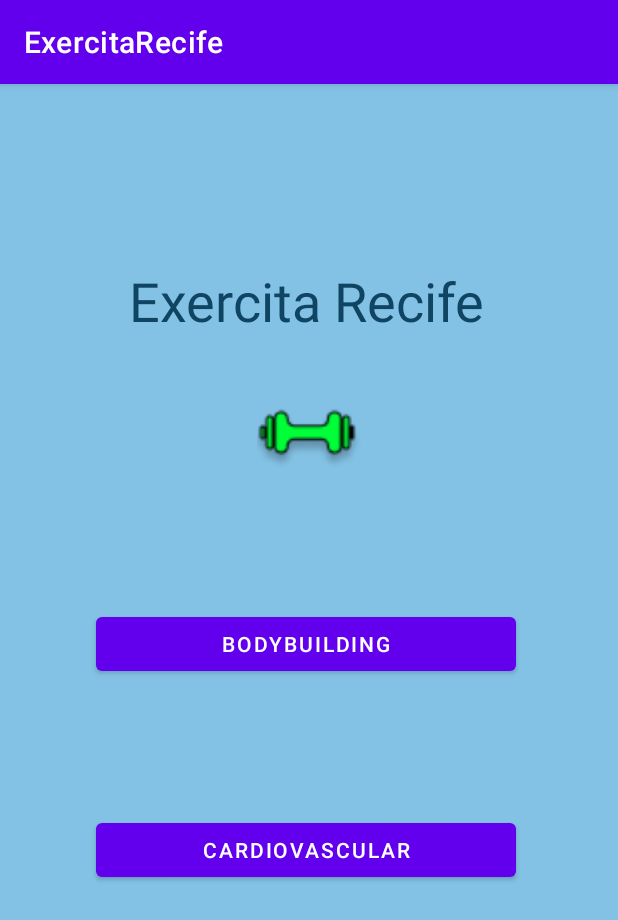
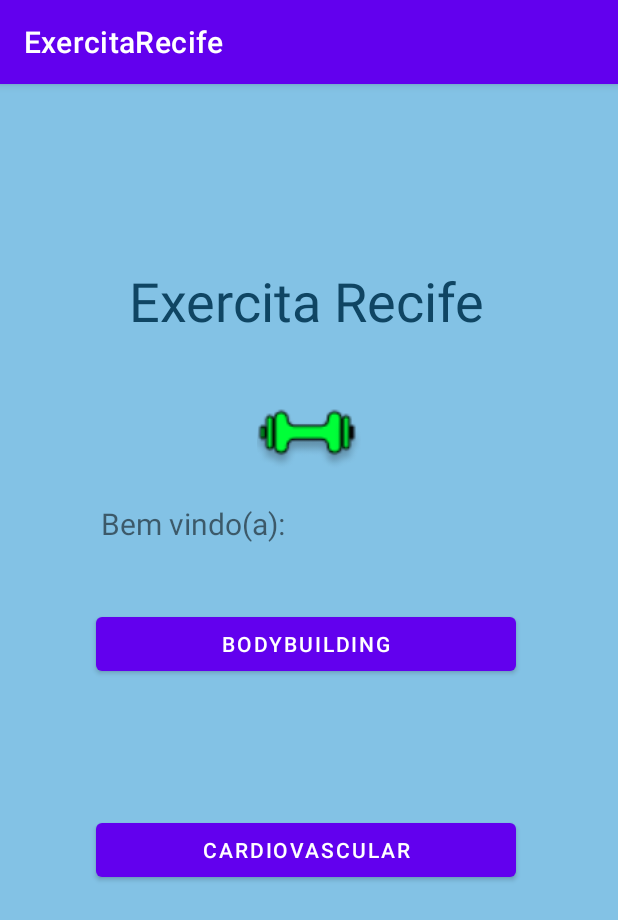
Before and after one commit to LucasRibSa/ExercitaRecife, an Android app: the MenuActivity screen opened directly, with no data from a screen before it, on a phone screen of 412 x 824 dp. Shown: the top 920 px of the screen. Run offline under Robolectric (Android 15) with nearby library versions, the phone set to English and light mode, and no system bars.

Commit message:
atualizando o projeto

```diff
--- a/app/src/main/java/com/example/exercitarecife/MenuActivity.kt
+++ b/app/src/main/java/com/example/exercitarecife/MenuActivity.kt
@@ -11,6 +11,11 @@ class MenuActivity : AppCompatActivity() {
         binding = ActivityMenuBinding.inflate(layoutInflater)
         setContentView(binding.root)
 
+        val usuarioNome =binding.msgUsuario
+        val nome = intent.getStringExtra("nome")
+        if (usuarioNome != null) {
+            usuarioNome.text = nome
+        }
         val bodybuildingButton = binding.bodybuildingButton
         bodybuildingButton.setOnClickListener {
             val intent = Intent(this, BodybuildingActivity::class.java)
--- a/app/src/main/res/layout/activity_menu.xml
+++ b/app/src/main/res/layout/activity_menu.xml
@@ -45,4 +45,26 @@
         android:textColor="#0F4563"
         android:textSize="36sp" />
 
+    <TextView
+        android:id="@+id/msgUsuario"
+        android:layout_width="154dp"
+        android:layout_height="wrap_content"
+        android:layout_alignParentStart="true"
+        android:layout_alignParentTop="true"
+        android:layout_marginStart="202dp"
+        android:layout_marginTop="279dp"
+        android:text="nome"
+        android:textSize="20sp" />
+
+    <TextView
+        android:id="@+id/textView27"
+        android:layout_width="146dp"
+        android:layout_height="44dp"
+        android:layout_below="@+id/textView"
+        android:layout_alignParentStart="true"
+        android:layout_marginStart="67dp"
+        android:layout_marginTop="93dp"
+        android:text="Bem vindo(a):"
+        android:textSize="20sp" />
+
 </RelativeLayout>
--- a/app/src/main/res/values/strings.xml
+++ b/app/src/main/res/values/strings.xml
@@ -29,4 +29,5 @@
     <string name="_3x_30_secs">3x 30 secs</string>
     <string name="cardiovascular">Cardiovascular</string>
     <string name="bodybuilding">Bodybuilding</string>
+    <string name="msgError">User error</string>
 </resources>
```
Also changed, not shown: app/src/main/java/com/example/exercitarecife/MainActivity.kt (+11 -3 lines), app/src/main/res/layout/activity_main.xml (+6 -8 lines), 1 other file.
